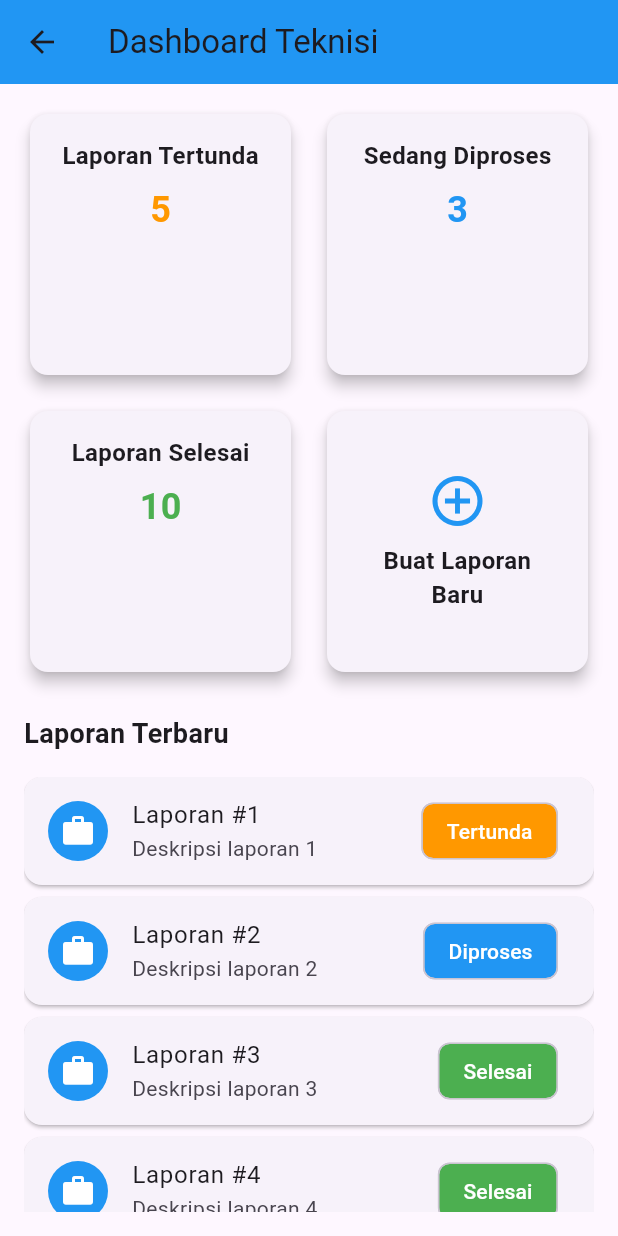
After one commit to BangSam0607-97/Aplikasi_Reporting, a Flutter app: the DashboardTeknisiScreen screen opened directly, on a phone screen of 412 x 824 dp. The commit adds this screen. Run offline on Flutter 3.47's test engine with Material 3 defaults, Android fonts, the phone set to English and light mode, and no system bars; our stand-ins replace geolocator, image_picker.

Commit message:
Menambahkan fitur dashboard teknisi dengan status laporan dan navigasi ke form laporan

```diff
--- /dev/null
+++ b/lib/screens/dashboard_teknisi_screen.dart
@@ -0,0 +1,169 @@
+import 'package:flutter/material.dart';
+import 'package:aplikasi_reporting/screens/laporan_form_screen.dart';
+
+class DashboardTeknisiScreen extends StatefulWidget {
+  const DashboardTeknisiScreen({Key? key}) : super(key: key);
+
+  @override
+  State<DashboardTeknisiScreen> createState() => _DashboardTeknisiScreenState();
+}
+
+class _DashboardTeknisiScreenState extends State<DashboardTeknisiScreen> {
+  // Dummy data untuk contoh
+  final int _laporanTertunda = 5;
+  final int _laporanDiproses = 3;
+  final int _laporanSelesai = 10;
+
+  Widget _buildStatusCard(String title, int count, Color color) {
+    return Card(
+      elevation: 4,
+      child: Padding(
+        padding: const EdgeInsets.all(16.0),
+        child: Column(
+          children: [
+            Text(
+              title,
+              style: const TextStyle(fontSize: 16, fontWeight: FontWeight.bold),
+            ),
+            const SizedBox(height: 8),
+            Text(
+              count.toString(),
+              style: TextStyle(
+                fontSize: 24,
+                fontWeight: FontWeight.bold,
+                color: color,
+              ),
+            ),
+          ],
+        ),
+      ),
+    );
+  }
+
+  @override
+  Widget build(BuildContext context) {
+    return Scaffold(
+      appBar: AppBar(
+        title: const Text('Dashboard Teknisi'),
+        backgroundColor: Colors.blue,
+      ),
+      body: Padding(
+        padding: const EdgeInsets.all(16.0),
+        child: Column(
+          crossAxisAlignment: CrossAxisAlignment.stretch,
+          children: [
+            // Status Cards
+            GridView.count(
+              crossAxisCount: 2,
+              shrinkWrap: true,
+              crossAxisSpacing: 16.0,
+              mainAxisSpacing: 16.0,
+              children: [
+                _buildStatusCard(
+                  'Laporan Tertunda',
+                  _laporanTertunda,
+                  Colors.orange,
+                ),
+                _buildStatusCard(
+                  'Sedang Diproses',
+                  _laporanDiproses,
+                  Colors.blue,
+                ),
+                _buildStatusCard(
+                  'Laporan Selesai',
+                  _laporanSelesai,
+                  Colors.green,
+                ),
+                Card(
+                  elevation: 4,
+                  child: InkWell(
+                    onTap: () {
+                      Navigator.push(
+                        context,
+                        MaterialPageRoute(
+                          builder: (context) => const LaporanFormScreen(),
+                        ),
+                      );
+                    },
+                    child: const Padding(
+                      padding: EdgeInsets.all(16.0),
+                      child: Column(
+                        mainAxisAlignment: MainAxisAlignment.center,
+                        children: [
+                          Icon(
+                            Icons.add_circle_outline,
+                            size: 40,
+                            color: Colors.blue,
+                          ),
+                          SizedBox(height: 8),
+                          Text(
+                            'Buat Laporan\nBaru',
+                            textAlign: TextAlign.center,
+                            style: TextStyle(
+                              fontSize: 16,
+                              fontWeight: FontWeight.bold,
+                            ),
+                          ),
+                        ],
+                      ),
+                    ),
+                  ),
+                ),
+              ],
+            ),
+
+            const SizedBox(height: 24),
+
+            // Recent Reports Section
+            const Text(
+              'Laporan Terbaru',
+              style: TextStyle(fontSize: 18, fontWeight: FontWeight.bold),
+            ),
+            const SizedBox(height: 16),
+            Expanded(
+              child: ListView.builder(
+                itemCount: 5,
+                itemBuilder: (context, index) {
+                  return Card(
+                    margin: const EdgeInsets.only(bottom: 8),
+                    child: ListTile(
+                      leading: const CircleAvatar(
+                        backgroundColor: Colors.blue,
+                        child: Icon(Icons.work, color: Colors.white),
+                      ),
+                      title: Text('Laporan #${index + 1}'),
+                      subtitle: Text('Deskripsi laporan ${index + 1}'),
+                      trailing: _getStatusChip(index),
+                    ),
+                  );
+                },
+              ),
+            ),
+          ],
+        ),
+      ),
+    );
+  }
+
+  Widget _getStatusChip(int index) {
+    if (index == 0) {
+      return const Chip(
+        label: Text('Tertunda'),
+        backgroundColor: Colors.orange,
+        labelStyle: TextStyle(color: Colors.white),
+      );
+    } else if (index == 1) {
+      return const Chip(
+        label: Text('Diproses'),
+        backgroundColor: Colors.blue,
+        labelStyle: TextStyle(color: Colors.white),
+      );
+    } else {
+      return const Chip(
+        label: Text('Selesai'),
+        backgroundColor: Colors.green,
+        labelStyle: TextStyle(color: Colors.white),
+      );
+    }
+  }
+}
```
Also changed, not shown: lib/main.dart (+7 -106 lines), lib/screens/laporan_form_screen.dart (+58 -18 lines).
